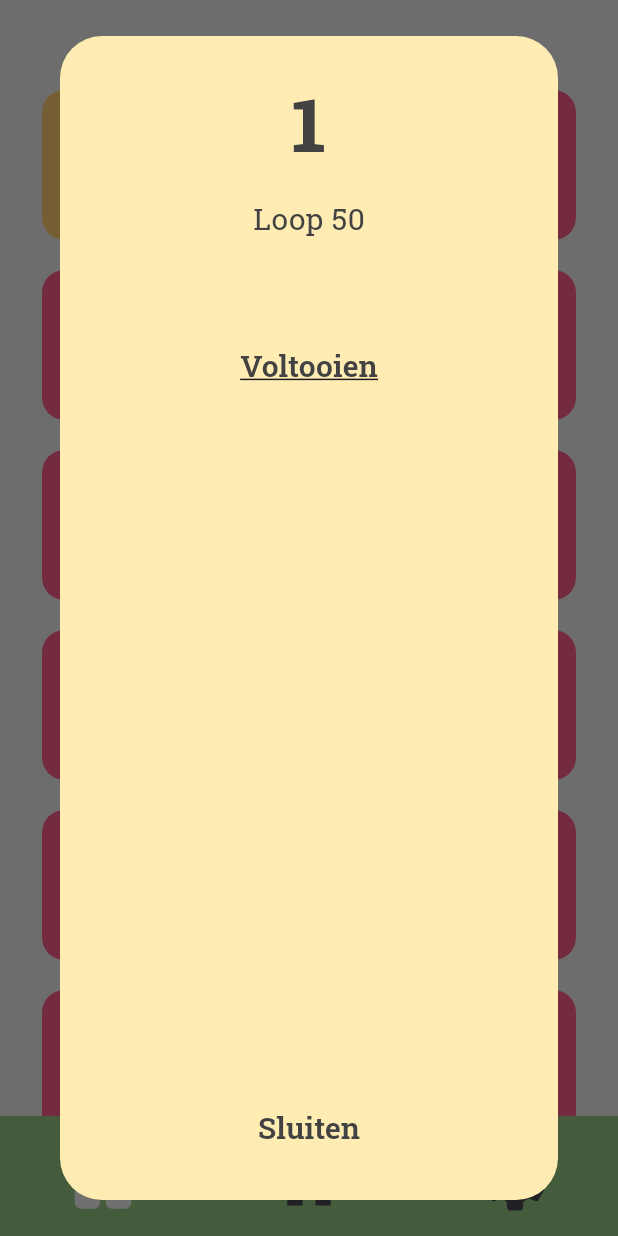
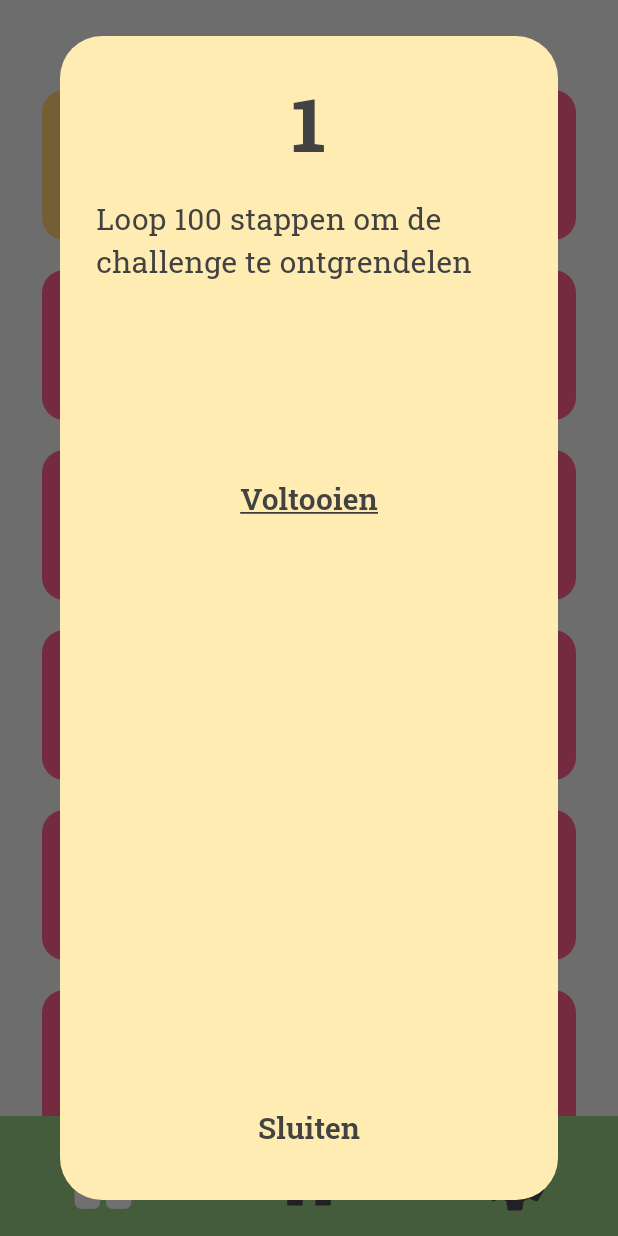
Before and after one commit to emm-j/PWS, a Flutter app: the Levels screen opened by its route, after a tap on an icon or button, on a phone screen of 412 x 824 dp. Run offline on Flutter 3.47's test engine with Material 3 defaults, Android fonts, the phone set to English and light mode, and no system bars; our stand-ins replace pedometer, permission_handler, shared_preferences, sqflite; accounts and stored records are empty.

Commit message:
nog wat verbeteringen

```diff
--- a/lib/custompopup.dart
+++ b/lib/custompopup.dart
@@ -92,11 +92,10 @@ class _CustomPopupState extends State<CustomPopup> {
 
   @override
   Widget build(BuildContext context) {
-    var achtergrondkleur = currentIndex == gehaaldeChallenge.length + 1
-        ? Colors.amber[100]
-        : (currentIndex < gehaaldeChallenge.length + 1
+    var achtergrondkleur =
+        (currentIndex < gehaaldeChallenge.length + 1
         ? Colors.green[100]
-        : Colors.red[100]);
+        : Colors.amber[100]);
     return AlertDialog(
       backgroundColor: achtergrondkleur,
       title: Center(
@@ -123,6 +122,7 @@ class _CustomPopupState extends State<CustomPopup> {
                color: Colors.grey[800],
              ),
              ),
+             Padding(padding: EdgeInsetsDirectional.fromSTEB(0, 30, 0, 30)),
              Text(getChallenge(),
                style: TextStyle(
                  fontFamily: "Tekst",
--- a/lib/main.dart
+++ b/lib/main.dart
@@ -9,9 +9,9 @@ import 'custompopup.dart';
 var mainGroen = Color.fromRGBO(151, 200, 130, 1);
 var mainOranje = Color.fromRGBO(255, 204, 111, 1);
 int _doelstappen = 0;
-List _volgenddoel = [50000,10000,15000,20000,30000,50000];
+List _volgenddoel = [100,250,500,1000,2500,5000,7500,10000,15000,20000,25000,30000,35000,40000,45000,50000,60000,70000,80000,100000];
 String _doelstappenMetPunt = '0';
-List _volgenddoelMetPunt = ['5.000','10.000','20.000','30.000','50.000'];
+List _volgenddoelMetPunt = ['100','250','500','1.000','2.500','5.000','7.500', '10.000', '15.000', '20.000', '25.000''30.000','40.000','45.000','50.000', '60.000', '70.000', '80.000', '100.000'];
 String _doelstappenweergeven = '0';
 String _volgenddoelweergeven = '0';
 String totalSteps = '0';
@@ -30,6 +30,7 @@ class MyApp extends StatelessWidget {
   @override
   Widget build(BuildContext context) {
     return MaterialApp(
+      debugShowCheckedModeBanner: false,
       routes: {
         '/': (context) => const HomePage(),
         '/settings': (context) => const Settings(),
@@ -227,6 +228,7 @@ class _HomePageState extends State<HomePage> {
   @override
   Widget build(BuildContext context) {
     return Scaffold(
+
         appBar: PreferredSize(
           preferredSize: const Size.fromHeight(80),
           child: AppBar(
@@ -551,26 +553,27 @@ class _LevelsState extends State<Levels> {
     saveLijst();
   }
   List levelgetal = ['test','1','2','3', '4','5','6','7','8','9','10','11','12','13','14','15','16','17','18','19','20'];
-  List leveltext = ['test',"Loop 50",
-    "Loop 1500 stappen binnen 20 minuten.",
-    "Loop 2000 stappen binnen 25 minuten.",
-    "Loop 2500 stappen binnen 30 minuten.",
-    "Loop 3000 stappen binnen 35 minuten.",
-    "Loop 3500 stappen binnen 40 minuten.",
-    "Loop 4000 stappen binnen 45 minuten.",
-    "Loop 4500 stappen binnen 50 minuten.",
-    "Loop 5000 stappen binnen 55 minuten.",
-    "Loop 5500 stappen binnen 60 minuten.",
-    "Loop 6000 stappen binnen 65 minuten.",
-    "Loop 7000 stappen binnen 75 minuten.",
-    "Loop 8000 stappen binnen 85 minuten.",
-    "Loop 10000 stappen binnen 100 minuten.",
-    "Loop 12000 stappen binnen 120 minuten.",
-    "Loop 13000 stappen binnen 130 minuten.",
-    "Loop 14000 stappen binnen 140 minuten.",
-    "Loop 15000 stappen binnen 150 minuten.",
-    "Loop 20000 stappen binnen 120 minuten.",
-    "Loop 42.195 km binnen 5 uur (300 minuten)."];
+  List leveltext = ['test',
+    "Loop 100 stappen om de challenge te ontgrendelen",
+    "Loop 250 stappen om de challenge te ontgrendelen",
+    "Loop 500 stappen om de challenge te ontgrendelen",
+    "Loop 1.000 stappen om de challenge te ontgrendelen",
+    "Loop 2.500 stappen om de challenge te ontgrendelen",
+    "Loop 5.000 stappen om de challenge te ontgrendelen",
+    "Loop 10.000 stappen om de challenge te ontgrendelen",
+    "Loop 15.000 stappen om de challenge te ontgrendelen",
+    "Loop 20.000 stappen om de challenge te ontgrendelen",
+    "Loop 25.000 stappen om de challenge te ontgrendelen",
+    "Loop 30.000 stappen om de challenge te ontgrendelen",
+    "Loop 35.000 stappen om de challenge te ontgrendelen",
+    "Loop 40.000 stappen om de challenge te ontgrendelen",
+    "Loop 45.000 stappen om de challenge te ontgrendelen",
+    "Loop 50.000 stappen om de challenge te ontgrendelen",
+    "Loop 60.000 stappen om de challenge te ontgrendelen",
+    "Loop 70.000 stappen om de challenge te ontgrendelen",
+    "Loop 80.000 stappen om de challenge te ontgrendelen",
+    "Loop 100.000 stappen om de challenge te ontgrendelen",
+    ];
   @override
   void initState() {
     super.initState();
@@ -597,18 +600,20 @@ class _LevelsState extends State<Levels> {
                         height: 100,
                         width: 100,
                         decoration: BoxDecoration(
-                          color: index == gehaaldeChallenge.length + 1
+                          color: (index < gehaaldeChallenge.length + 1
+                              ? mainGroen
+                                  :
+                              index <= isdoelgehaald.length
                               ? mainOranje
-                              : (index < gehaaldeChallenge.length + 1
-                              ? mainGroen
-                              : index == gehaaldeChallenge.length + 1 && int.parse(totalSteps) < _volgenddoel[isdoelgehaald.length-1]
+                                  :
+                              index == gehaaldeChallenge.length + 1 && int.parse(totalSteps) < _volgenddoel[isdoelgehaald.length-1]
                               ? Color.fromRGBO(255, 56, 112, 0.8)
                               : Color.fromRGBO(255, 56, 112, 0.8)),
                           borderRadius: BorderRadius.circular(15),
                         ),
                         child: TextButton(
                           onPressed: () {
-                              if (index <= gehaaldeChallenge.length + 1) {
+                              if (index <= isdoelgehaald.length) {
                                 showDialog(
                                   context: context,
                                   builder: (BuildContext context) {
@@ -616,12 +621,15 @@ class _LevelsState extends State<Levels> {
                                       title: levelgetal[index],
                                       content: leveltext[index],
                                       index: index,
-                                      knopText: index ==
+                                      knopText: index > isdoelgehaald.length
+                                        ? ''
+                                              :
+                                          index ==
                                           gehaaldeChallenge.length + 1
                                           ? 'Voltooien'
                                           : (index < gehaaldeChallenge.length + 1
                                           ? 'Voltooid'
-                                          : 'Standaard Knop'),
+                                          : 'Voltooi eerst het vorige level'),
                                       buttonText: 'Sluiten',
                                       challengeSteps: _steps,
                                       tijd: DateTime.now().toString(),
```
